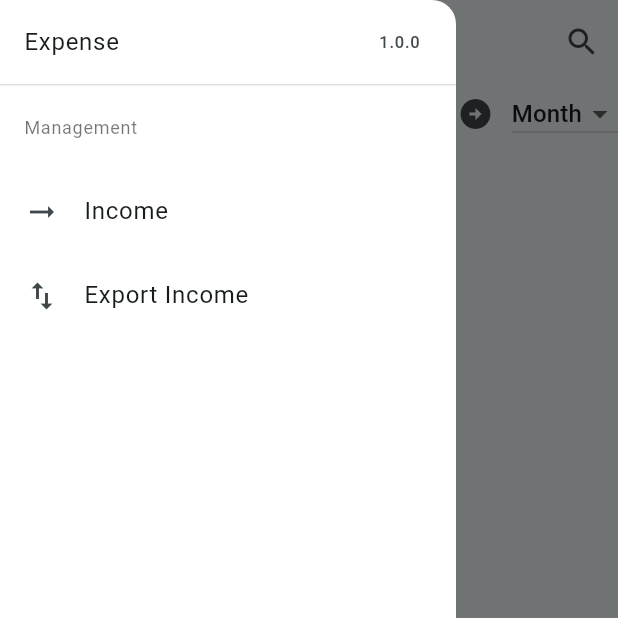
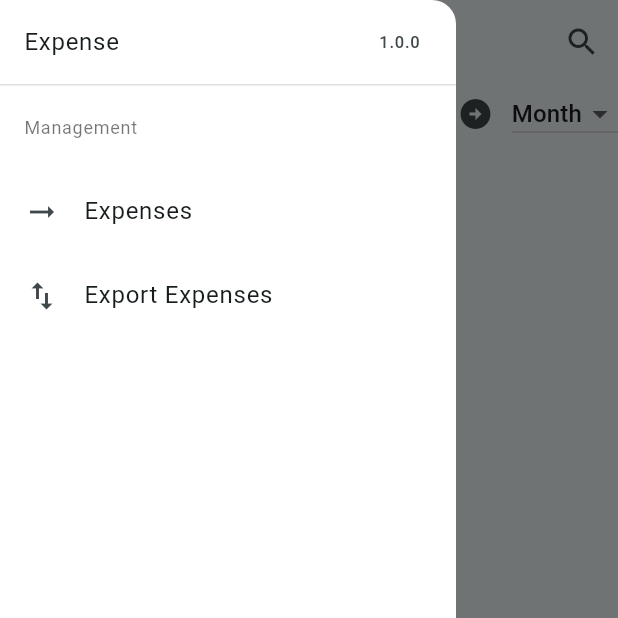
Before and after one commit to am1996/Expenso, a Flutter app: the screen it shows after launch, with the side drawer open, on a phone screen of 412 x 824 dp, the top half of it. Run offline on Flutter 3.47's test engine with Material 3 defaults, Android fonts, the phone set to English and light mode, and no system bars; our stand-ins replace csv, file_picker, get, permission_handler, sqflite; accounts and stored records are empty.

Commit message:
Expenses done

```diff
--- a/lib/controllers/expenses_controller.dart
+++ b/lib/controllers/expenses_controller.dart
@@ -22,11 +22,16 @@ class ExpensesController extends GetxController {
     expenses.value = data;
     return data;
   }
+  Future<List<List>> findInDateRange(String fromDate, String toDate) async {
+    List<List> data = await DB.findInDateRange(fromDate, toDate);
+    return data;
+  }
   Future<void> addExpense(Expense expense) async {
     await DB.insertExpense(expense);
     DateTime ddd = DateTime.now();
     searchExpense("date", "${ddd.year}-${ddd.month.toString().padLeft(2,'0')}");
   }
+
   Future<void> deleteExpense(Expense e) async{
     await DB.deleteExpense(e);
   }
--- a/lib/main.dart
+++ b/lib/main.dart
@@ -1,7 +1,7 @@
 import 'package:expense/pages/add.dart';
 import 'package:expense/pages/details.dart';
-import 'package:expense/pages/income.dart';
-import 'package:expense/pages/export_income.dart';
+import 'package:expense/pages/expenses.dart';
+import 'package:expense/pages/export_expenses.dart';
 import 'package:flutter/material.dart';
 import 'package:get/get.dart';
 import 'controllers/expenses_controller.dart';
@@ -25,20 +25,20 @@ class MyApp extends StatelessWidget {
         colorScheme: ColorScheme.fromSeed(seedColor: Colors.white),
         useMaterial3: true,
       ),
-      initialRoute: "/income",
+      initialRoute: "/expenses",
       initialBinding:
           BindingsBuilder(() => Get.lazyPut(() => ExpensesController())),
       getPages: <GetPage>[
         GetPage(
-          name: "/income",
-          page: () => const IncomePage(),
+          name: "/expenses",
+          page: () => const ExpensesPage(),
           children: [
             GetPage(
                 name: "/details",
                 page: () => const Details()
             ),
             GetPage(name: "/add", page: () => Add()),
-            GetPage(name: "/export", page: () => ExportIncome())
+            GetPage(name: "/export", page: () => const ExportExpenses())
           ],
         ),
       ],
--- a/lib/pages/add.dart
+++ b/lib/pages/add.dart
@@ -23,7 +23,7 @@ class Add extends StatelessWidget {
       appBar: AppBar(
         leading: IconButton(
           icon: const Icon(Icons.keyboard_arrow_left_sharp),
-          onPressed: () => Get.toNamed("/income"),
+          onPressed: () => Get.toNamed("/expenses"),
         ),
       ),
       body: Container(
--- a/lib/pages/details.dart
+++ b/lib/pages/details.dart
@@ -12,7 +12,7 @@ class Details extends StatelessWidget {
         appBar: AppBar(
           leading: IconButton(
             icon: const Icon(Icons.keyboard_arrow_left_sharp),
-            onPressed: () => Get.toNamed("/income"),
+            onPressed: () => Get.toNamed("/expenses"),
           ),
         ),
         body: Column(
--- a/lib/pages/income.dart
+++ b/lib/pages/expenses.dart
@@ -4,8 +4,8 @@ import 'package:get/get.dart';
 import 'package:intl/intl.dart';
 import '../widgets/drawer.dart';
 
-class IncomePage extends StatelessWidget {
-  const IncomePage({super.key});
+class ExpensesPage extends StatelessWidget {
+  const ExpensesPage({super.key});
   void modDay(Rx<String> date, String sign, int n) {
     DateTime d = DateFormat("dd-MM-yyyy").parse(date.value);
     if (sign == "-") {
@@ -56,7 +56,7 @@ class IncomePage extends StatelessWidget {
       drawer: DrawerWidget(key: key),
       floatingActionButton: FloatingActionButton(
         child: const Icon(Icons.add),
-        onPressed: () => Get.toNamed("/income/add"),
+        onPressed: () => Get.toNamed("/expenses/add"),
       ),
       appBar: PreferredSize(
         preferredSize: const Size.fromHeight(100),
@@ -76,7 +76,7 @@ class IncomePage extends StatelessWidget {
                         border: InputBorder.none,
                       ),
                     )
-                  : const Text("Income")),
+                  : const Text("Expenses")),
               actions: <Widget>[
                 Obx(() => isSearching.isTrue
                     ? IconButton(
@@ -198,7 +198,7 @@ class IncomePage extends StatelessWidget {
               return ListTile(
                 title: Text(c.expenses[index].name),
                 onTap: () {
-                  Get.toNamed("/income/details",
+                  Get.toNamed("/expenses/details",
                       arguments: {"e": c.expenses[index]});
                 },
                 trailing: IconButton(
--- a/lib/widgets/drawer.dart
+++ b/lib/widgets/drawer.dart
@@ -27,10 +27,10 @@ class DrawerWidget extends StatelessWidget {
           ),
           ListTile(
             leading: const Icon(Icons.arrow_right_alt_sharp),
-            title: const Text("Income"),
+            title: const Text("Expenses"),
             onTap: () {
-              if(Get.currentRoute != "/income"){
-                Get.toNamed("/income");
+              if(Get.currentRoute != "/expenses"){
+                Get.toNamed("/expenses");
               }else{
                 Get.back();
               }
@@ -38,10 +38,10 @@ class DrawerWidget extends StatelessWidget {
           ),
           ListTile(
             leading: const Icon(Icons.import_export),
-            title: const Text("Export Income"),
+            title: const Text("Export Expenses"),
             onTap: (){
-              if(Get.currentRoute != "/income/export") {
-                Get.toNamed("/income/export");
+              if(Get.currentRoute != "/expenses/export") {
+                Get.toNamed("/expenses/export");
               } else{
                 Get.back();
               }
--- a/pubspec.yaml
+++ b/pubspec.yaml
@@ -41,6 +41,9 @@ dependencies:
   sqflite_common_ffi: any
   csv: ^5.1.1
   path_provider: ^2.1.2
+  file_picker: ^6.1.1
+  permission_handler: ^11.0.1
+  xml: ^6.3.0
 
 dev_dependencies:
   flutter_test:
```
Also changed, not shown: lib/db/expenses_db.dart (+15 -0 lines), lib/pages/export_expenses.dart (added, +87 -0 lines), lib/pages/export_income.dart (deleted, +0 -61 lines), pubspec.lock, 3 other files.
